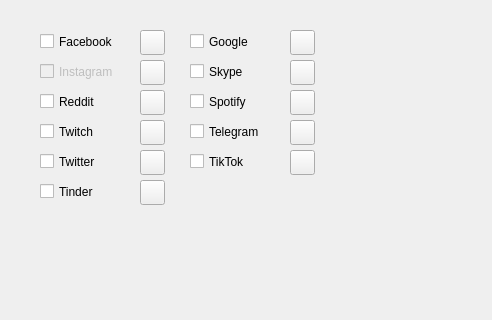
Old version of the form sherlockGUI.ui in the repository bitSheriff/SherlockGUI; both pictures show x 0 to 492 and y 280 to 600 of the 800 by 600 pixel window.
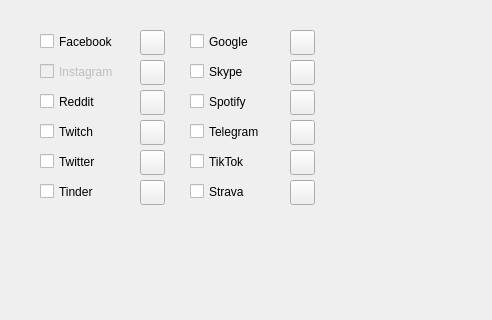
New version of the form. Icons and pictures are not drawn.

```diff
--- a/sherlockGUI.ui
+++ b/sherlockGUI.ui
@@ -637,6 +637,48 @@
      <string>Tinder</string>
     </property>
    </widget>
+   <widget class="QCheckBox" name="check_strava">
+    <property name="geometry">
+     <rect>
+      <x>190</x>
+      <y>460</y>
+      <width>91</width>
+      <height>23</height>
+     </rect>
+    </property>
+    <property name="text">
+     <string>Strava</string>
+    </property>
+   </widget>
+   <widget class="QPushButton" name="btn_tiktok_2">
+    <property name="geometry">
+     <rect>
+      <x>290</x>
+      <y>460</y>
+      <width>25</width>
+      <height>25</height>
+     </rect>
+    </property>
+    <property name="text">
+     <string/>
+    </property>
+    <property name="icon">
+     <iconset>
+      <normaloff>res/strava.png</normaloff>res/strava.png</iconset>
+    </property>
+    <property name="checkable">
+     <bool>false</bool>
+    </property>
+    <property name="autoDefault">
+     <bool>false</bool>
+    </property>
+    <property name="default">
+     <bool>false</bool>
+    </property>
+    <property name="flat">
+     <bool>false</bool>
+    </property>
+   </widget>
   </widget>
  </widget>
  <resources/>
```
